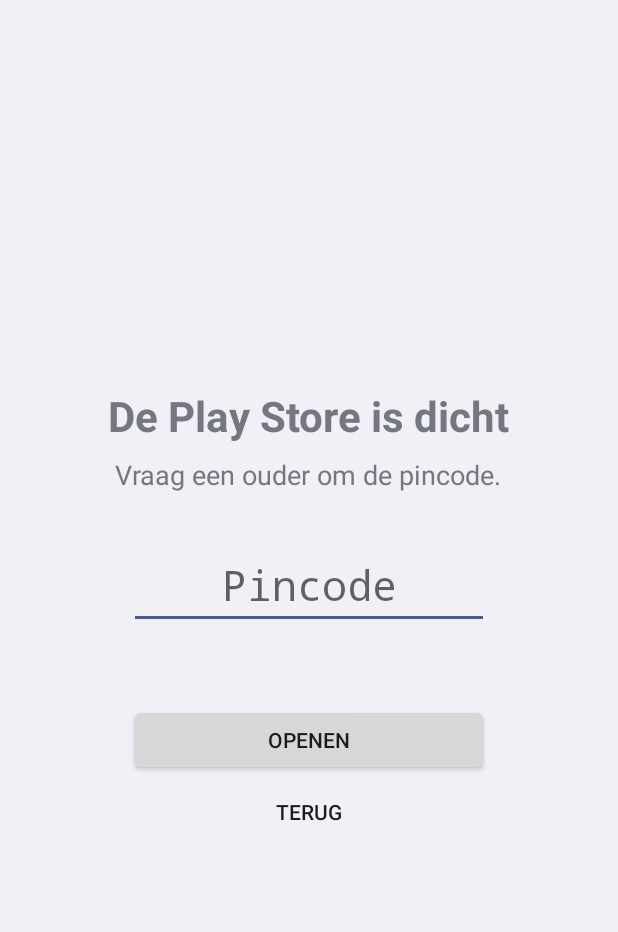
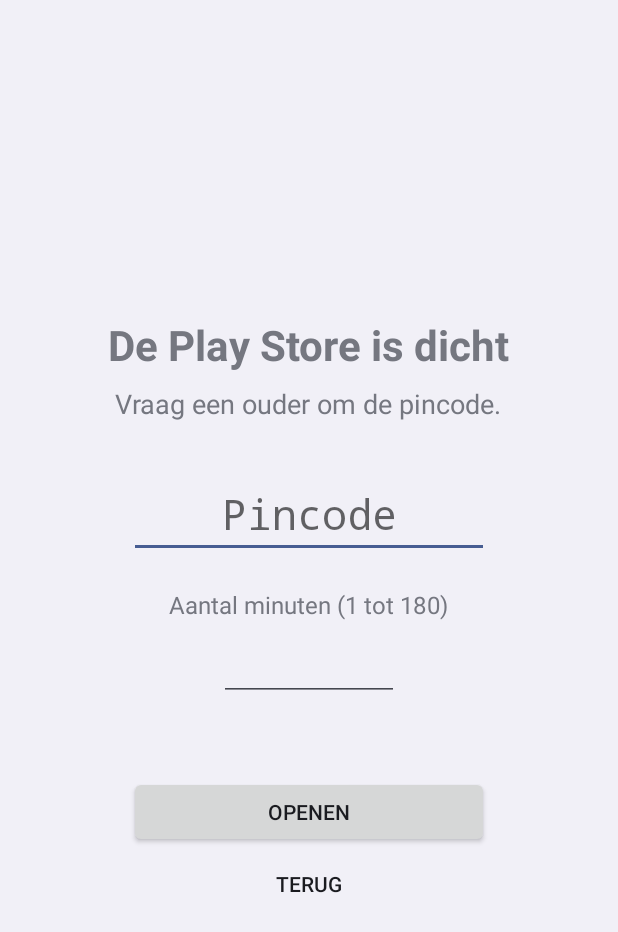
Before and after one commit to jaap198503/play-store-blocker, an Android app: the BlockActivity screen opened directly, with no data from a screen before it, on a phone screen of 412 x 824 dp. Shown: the top 932 px of the screen. Run offline under Robolectric (Android 15) with nearby library versions, the phone set to English and light mode, and no system bars.

Commit message:
Minutenveld op het pincodescherm
De ouder kan bij het ontgrendelen het aantal minuten invullen (standaard uit
blocker.properties, 1 tot 180). De gekozen duur wordt bewaard in UnlockState.
README bijgewerkt.

Co-Authored-By: Claude Sonnet 5.5 <noreply@anthropic.com>

```diff
--- a/app/src/main/java/nl/playstoreblocker/BlockActivity.kt
+++ b/app/src/main/java/nl/playstoreblocker/BlockActivity.kt
@@ -15,6 +15,7 @@ import kotlin.math.ceil
 class BlockActivity : Activity() {
 
     private lateinit var pinInput: EditText
+    private lateinit var minutesInput: EditText
     private lateinit var errorText: TextView
     private lateinit var unlockButton: Button
 
@@ -26,12 +27,14 @@ class BlockActivity : Activity() {
         setContentView(R.layout.activity_block)
 
         pinInput = findViewById(R.id.pin_input)
+        minutesInput = findViewById(R.id.minutes_input)
         errorText = findViewById(R.id.pin_error)
         unlockButton = findViewById(R.id.unlock_button)
 
+        minutesInput.setText(Config.DEFAULT_UNLOCK_MINUTES.toString())
         unlockButton.setOnClickListener { submit() }
         findViewById<Button>(R.id.back_button).setOnClickListener { finish() }
-        pinInput.setOnEditorActionListener { _, actionId, _ ->
+        minutesInput.setOnEditorActionListener { _, actionId, _ ->
             if (actionId == EditorInfo.IME_ACTION_DONE) {
                 submit()
                 true
@@ -50,22 +53,26 @@ class BlockActivity : Activity() {
         val pin = pinInput.text.toString()
         if (pin.isEmpty()) return
 
+        // Leeg of ongeldig veld valt terug op de standaardduur; te hoge waarden worden afgekapt.
+        val minutes = (minutesInput.text.toString().toIntOrNull() ?: Config.DEFAULT_UNLOCK_MINUTES)
+            .coerceIn(1, Config.MAX_UNLOCK_MINUTES)
+
         unlockButton.isEnabled = false
         worker.execute {
             val correct = PinVerifier.verify(pin)
             runOnUiThread {
                 if (isFinishing || isDestroyed) return@runOnUiThread
                 unlockButton.isEnabled = true
-                if (correct) onCorrectPin() else onWrongPin()
+                if (correct) onCorrectPin(minutes) else onWrongPin()
             }
         }
     }
 
-    private fun onCorrectPin() {
+    private fun onCorrectPin(minutes: Int) {
         PinAttempts.reset()
-        UnlockState.unlock(this)
+        UnlockState.unlock(this, minutes)
         BlockerAccessibilityService.instance?.onUnlocked()
-        Log.i(Config.TAG, "correct pin; play store open for ${BuildConfig.UNLOCK_MINUTES} min")
+        Log.i(Config.TAG, "correct pin; play store open for $minutes min")
 
         val launch = packageManager.getLaunchIntentForPackage(Config.PLAY_STORE_PACKAGE)
         if (launch != null) {
--- a/app/src/main/java/nl/playstoreblocker/BlockerAccessibilityService.kt
+++ b/app/src/main/java/nl/playstoreblocker/BlockerAccessibilityService.kt
@@ -24,7 +24,7 @@ class BlockerAccessibilityService : AccessibilityService() {
     override fun onServiceConnected() {
         super.onServiceConnected()
         instance = this
-        Log.i(TAG, "service connected; unlock window = ${BuildConfig.UNLOCK_MINUTES} min")
+        Log.i(TAG, "service connected; default unlock window = ${Config.DEFAULT_UNLOCK_MINUTES} min")
         // De service kan herstarten terwijl een ontgrendelvenster nog loopt.
         scheduleExpiryCheck()
     }
--- a/app/src/main/res/layout/activity_block.xml
+++ b/app/src/main/res/layout/activity_block.xml
@@ -27,12 +27,32 @@
         android:layout_marginTop="32dp"
         android:gravity="center"
         android:hint="@string/block_pin_hint"
-        android:imeOptions="actionDone"
+        android:imeOptions="actionNext"
         android:importantForAutofill="no"
         android:inputType="numberPassword"
         android:maxLength="12"
+        android:nextFocusDown="@+id/minutes_input"
         android:singleLine="true"
         android:textSize="28sp" />
+
+    <TextView
+        android:layout_width="wrap_content"
+        android:layout_height="wrap_content"
+        android:layout_marginTop="20dp"
+        android:text="@string/block_minutes_label"
+        android:textSize="16sp" />
+
+    <EditText
+        android:id="@+id/minutes_input"
+        android:layout_width="120dp"
+        android:layout_height="wrap_content"
+        android:gravity="center"
+        android:imeOptions="actionDone"
+        android:importantForAutofill="no"
+        android:inputType="number"
+        android:maxLength="3"
+        android:singleLine="true"
+        android:textSize="24sp" />
 
     <TextView
         android:id="@+id/pin_error"
--- a/app/src/main/res/values/strings.xml
+++ b/app/src/main/res/values/strings.xml
@@ -7,6 +7,7 @@
     <string name="block_title">De Play Store is dicht</string>
     <string name="block_subtitle">Vraag een ouder om de pincode.</string>
     <string name="block_pin_hint">Pincode</string>
+    <string name="block_minutes_label">Aantal minuten (1 tot 180)</string>
     <string name="block_unlock">Openen</string>
     <string name="block_back">Terug</string>
     <string name="block_wrong_pin">Onjuiste pincode</string>
```
Also changed, not shown: app/src/main/java/nl/playstoreblocker/Config.kt (+5 -2 lines), app/src/main/java/nl/playstoreblocker/UnlockState.kt (+6 -2 lines), 1 other file.
